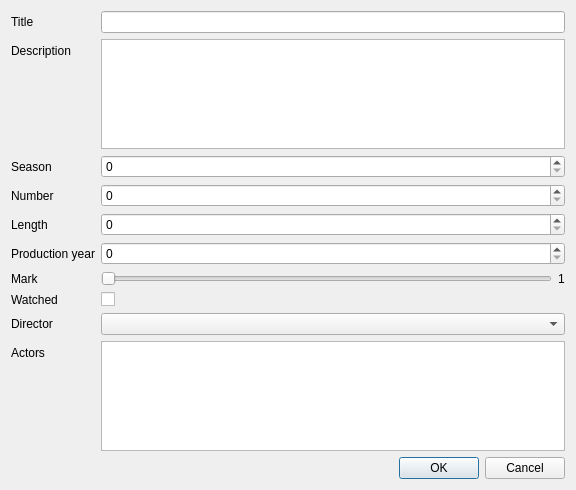
Above: FilmManager/addepisodedialog.ui from Zachaly/Jipp_Projekt_ZS_NS before the change. Below: the same form after it.
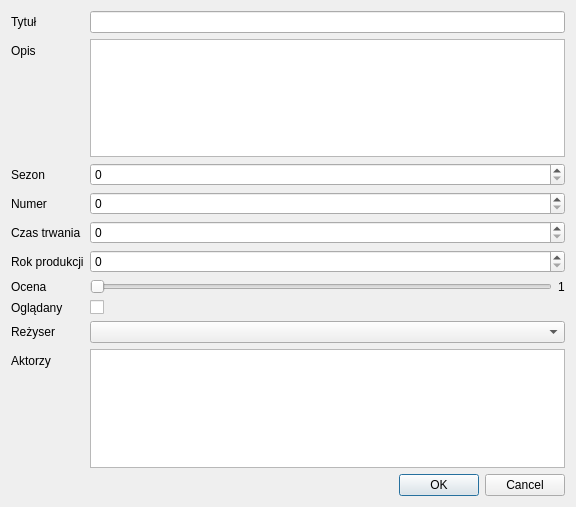
That is the form after the change.

Patch:
```diff
--- a/FilmManager/addepisodedialog.ui
+++ b/FilmManager/addepisodedialog.ui
@@ -7,7 +7,7 @@
     <x>0</x>
     <y>0</y>
     <width>576</width>
-    <height>490</height>
+    <height>507</height>
    </rect>
   </property>
   <property name="windowTitle">
@@ -19,7 +19,7 @@
      <item row="0" column="0">
       <widget class="QLabel" name="titleLabel">
        <property name="text">
-        <string>Title</string>
+        <string>Tytuł</string>
        </property>
       </widget>
      </item>
@@ -29,7 +29,7 @@
      <item row="1" column="0">
       <widget class="QLabel" name="descriptionLabel">
        <property name="text">
-        <string>Description</string>
+        <string>Opis</string>
        </property>
       </widget>
      </item>
@@ -39,7 +39,7 @@
      <item row="2" column="0">
       <widget class="QLabel" name="seasonLabel">
        <property name="text">
-        <string>Season</string>
+        <string>Sezon</string>
        </property>
       </widget>
      </item>
@@ -49,7 +49,7 @@
      <item row="3" column="0">
       <widget class="QLabel" name="numberLabel">
        <property name="text">
-        <string>Number</string>
+        <string>Numer</string>
        </property>
       </widget>
      </item>
@@ -59,7 +59,7 @@
      <item row="4" column="0">
       <widget class="QLabel" name="lengthLabel">
        <property name="text">
-        <string>Length</string>
+        <string>Czas trwania</string>
        </property>
       </widget>
      </item>
@@ -69,14 +69,14 @@
      <item row="6" column="0">
       <widget class="QLabel" name="markLabel">
        <property name="text">
-        <string>Mark</string>
+        <string>Ocena</string>
        </property>
       </widget>
      </item>
      <item row="7" column="0">
       <widget class="QLabel" name="watchedLabel">
        <property name="text">
-        <string>Watched</string>
+        <string>Oglądany</string>
        </property>
       </widget>
      </item>
@@ -90,7 +90,7 @@
      <item row="8" column="0">
       <widget class="QLabel" name="directorLabel">
        <property name="text">
-        <string>Director</string>
+        <string>Reżyser</string>
        </property>
       </widget>
      </item>
@@ -100,7 +100,7 @@
      <item row="9" column="0">
       <widget class="QLabel" name="actorLabel">
        <property name="text">
-        <string>Actors</string>
+        <string>Aktorzy</string>
        </property>
       </widget>
      </item>
@@ -128,7 +128,7 @@
      <item row="5" column="0">
       <widget class="QLabel" name="productionYearLabel">
        <property name="text">
-        <string>Production year</string>
+        <string>Rok produkcji</string>
        </property>
       </widget>
      </item>
```
